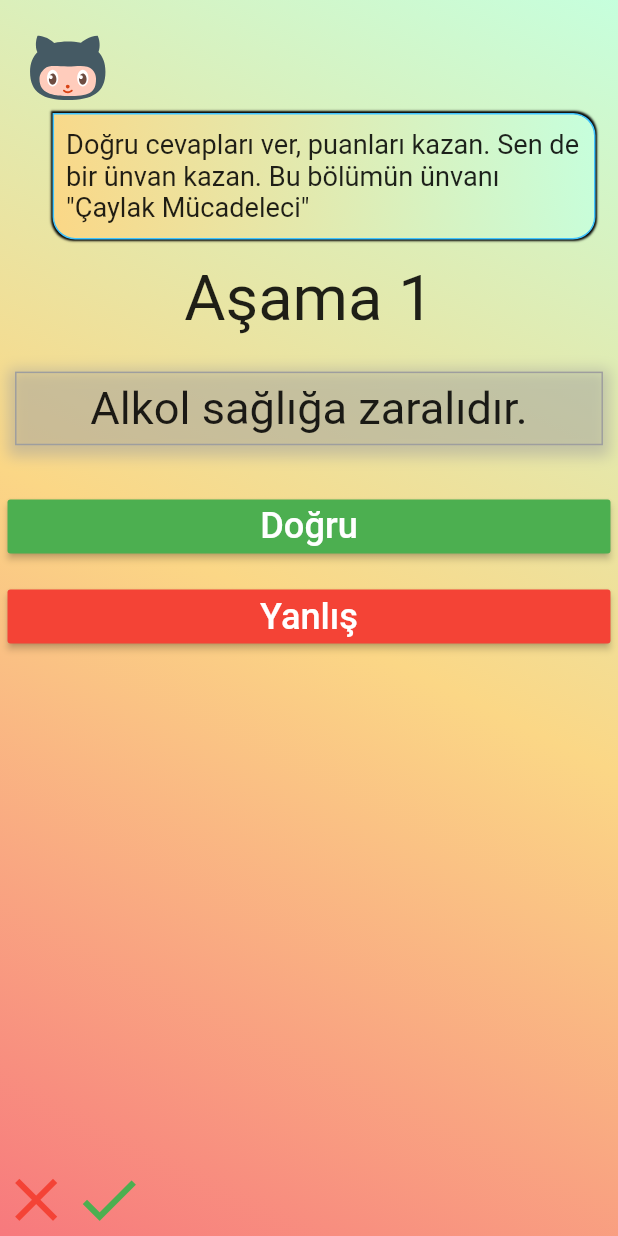
After one commit to emrecoskun705/addiction_flutter, a Flutter app: the screen it shows after launch, after a tap on "1. Seviye Mücadele", on a phone screen of 412 x 824 dp. The commit adds this screen. Run offline on Flutter 3.47's test engine with Material 2 defaults, Android fonts, the phone set to English and light mode, and no system bars; our stand-ins replace flutter_svg.

Commit message:
add question screen, remove redundant splash screen from older cersion of flutter

```diff
--- a/lib/screens/home_screen.dart
+++ b/lib/screens/home_screen.dart
@@ -1,4 +1,5 @@
 import 'package:addiction_app/constants.dart';
+import 'package:addiction_app/screens/question_screen.dart';
 import 'package:addiction_app/screens/widgets/info_bubble_widget.dart';
 import 'package:addiction_app/utils/size_config.dart';
 import 'package:flutter/material.dart';
@@ -46,15 +47,18 @@ class HomeScreen extends StatelessWidget {
                   buildLevelBox(
                       colour: Color(0xFFF2FF7A),
                       isCurrent: true,
-                      title: '1. Seviye Mücadele'),
+                      title: '1. Seviye Mücadele',
+                      context: context),
                   buildLevelBox(
                       colour: Colors.blueAccent,
                       isCurrent: false,
-                      title: '2. Seviye Mücadele'),
+                      title: '2. Seviye Mücadele',
+                      context: context),
                   buildLevelBox(
                       colour: Colors.redAccent,
                       isCurrent: false,
-                      title: '3. Seviye Mücadele'),
+                      title: '3. Seviye Mücadele',
+                      context: context),
                 ],
               ),
               InfoBubbleWidget(
@@ -69,8 +73,16 @@ class HomeScreen extends StatelessWidget {
   }
 
   Widget buildLevelBox(
-      {required Color colour, required bool isCurrent, required String title}) {
-    return Padding(
+      {required Color colour,
+      required bool isCurrent,
+      required String title,
+      required BuildContext context}) {
+    return GestureDetector(
+      onTap: () {
+        Navigator.push(
+            context, MaterialPageRoute(builder: (context) => QuestionScreen()));
+      },
+      child: Padding(
         padding: EdgeInsets.only(
             left: getProportionateScreenWidth(120),
             top: getProportionateScreenHeight(10),
@@ -105,6 +117,7 @@ class HomeScreen extends StatelessWidget {
             SizedBox(),
           ],
         ),
+      ),
     );
   }
 }
--- /dev/null
+++ b/lib/screens/question_screen.dart
@@ -0,0 +1,97 @@
+import 'package:addiction_app/screens/widgets/info_bubble_widget.dart';
+import 'package:addiction_app/screens/widgets/rounded_button_widget.dart';
+import 'package:addiction_app/utils/size_config.dart';
+import 'package:flutter/material.dart';
+
+class QuestionScreen extends StatelessWidget {
+  @override
+  Widget build(BuildContext context) {
+    return Scaffold(
+      body: Container(
+        decoration: BoxDecoration(
+          gradient: LinearGradient(
+              begin: Alignment.topRight,
+              end: Alignment.bottomLeft,
+              colors: [
+                Color(0xFFC6FFDD),
+                Color(0xFFFBD786),
+                Color(0xFFF7797d),
+              ]),
+        ),
+        child: SafeArea(
+          child: Column(
+            mainAxisAlignment: MainAxisAlignment.spaceBetween,
+            children: [
+              Column(
+                crossAxisAlignment: CrossAxisAlignment.stretch,
+                children: [
+                  InfoBubbleWidget(
+                      message:
+                          'Doğru cevapları ver, puanları kazan. Sen de bir ünvan kazan. Bu bölümün ünvanı "Çaylak Mücadeleci"'),
+                  Center(
+                    child: Text(
+                      'Aşama 1',
+                      style:
+                          TextStyle(fontSize: getProportionateScreenHeight(35)),
+                    ),
+                  ),
+                  buildQuestion(),
+                  RoundedButton(
+                      title: 'Doğru', bgColor: Colors.green, onPressed: () {}),
+                  RoundedButton(
+                      title: 'Yanlış', bgColor: Colors.red, onPressed: () {}),
+                ],
+              ),
+              Row(
+                children: [
+                  Icon(
+                    Icons.close,
+                    color: Colors.red,
+                    size: getProportionateScreenHeight(40),
+                  ),
+                  Icon(
+                    Icons.check,
+                    color: Colors.green,
+                    size: getProportionateScreenHeight(40),
+                  ),
+                ],
+              )
+            ],
+          ),
+        ),
+      ),
+    );
+  }
+
+  Padding buildQuestion() {
+    return Padding(
+      padding: EdgeInsets.symmetric(
+          horizontal: getProportionateScreenWidth(10),
+          vertical: getProportionateScreenHeight(20)),
+      child: Container(
+        decoration: BoxDecoration(
+          border: Border.all(color: Colors.grey),
+          boxShadow: [
+            BoxShadow(
+              color: Colors.grey.withOpacity(0.5),
+              spreadRadius: 5,
+              blurRadius: 7,
+              offset: Offset(0, 3), // changes position of shadow
+            ),
+          ],
+        ),
+        child: Center(
+          child: Padding(
+            padding: EdgeInsets.symmetric(
+                vertical: getProportionateScreenHeight(5),
+                horizontal: getProportionateScreenWidth(5)),
+            child: Text(
+              'Alkol sağlığa zaralıdır.',
+              style: TextStyle(fontSize: getProportionateScreenHeight(25)),
+            ),
+          ),
+        ),
+      ),
+    );
+  }
+}
--- /dev/null
+++ b/lib/screens/widgets/rounded_button_widget.dart
@@ -0,0 +1,32 @@
+import 'package:flutter/material.dart';
+import 'package:addiction_app/utils/size_config.dart';
+
+class RoundedButton extends StatelessWidget {
+  final String title;
+  final Color bgColor;
+  final VoidCallback onPressed;
+
+  RoundedButton(
+      {required this.title, required this.bgColor, required this.onPressed});
+
+  @override
+  Widget build(BuildContext context) {
+    return Padding(
+      padding: EdgeInsets.symmetric(
+          vertical: getProportionateScreenHeight(5),
+          horizontal: getProportionateScreenWidth(5)),
+      child: MaterialButton(
+        textColor: Colors.white,
+        color: bgColor,
+        child: Text(
+          title,
+          style: TextStyle(
+            color: Colors.white,
+            fontSize: getProportionateScreenHeight(20),
+          ),
+        ),
+        onPressed: onPressed,
+      ),
+    );
+  }
+}
```
Also changed, not shown: 1 other file. Lines whose indentation alone changed are shown as unchanged.
